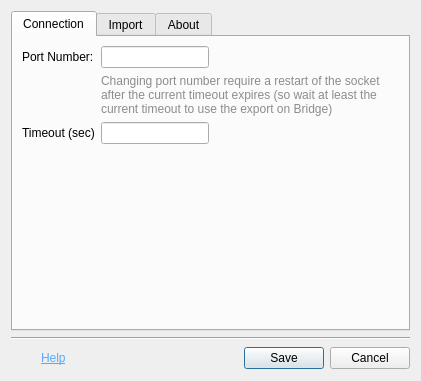
Above: megascan_link_python/ui/uiDesign/settings_dialog.ui from Raider-Arts/painter-megascan-link before the change. Below: the same form after it.
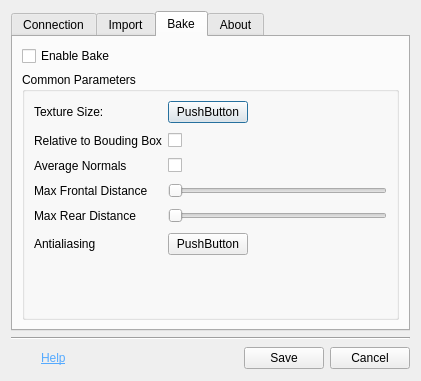
That is the form after the change. The open tabs and pages were chosen to show the change.

Commit message: [PYTHON] Updated settings dialog ui Desing to accommodate baking options (Missing corresponding config options and dialog class logic)

The edit to the form file:
```diff
--- a/megascan_link_python/ui/uiDesign/settings_dialog.ui
+++ b/megascan_link_python/ui/uiDesign/settings_dialog.ui
@@ -129,6 +129,140 @@
          </item>
         </layout>
        </widget>
+       <widget class="QWidget" name="bakeTab">
+        <attribute name="title">
+         <string>Bake</string>
+        </attribute>
+        <layout class="QVBoxLayout" name="verticalLayout_7">
+         <item>
+          <widget class="QCheckBox" name="enableBaking">
+           <property name="text">
+            <string>Enable Bake</string>
+           </property>
+          </widget>
+         </item>
+         <item>
+          <widget class="QGroupBox" name="groupBox_2">
+           <property name="title">
+            <string>Common Parameters</string>
+           </property>
+           <layout class="QFormLayout" name="formLayout_3">
+            <property name="verticalSpacing">
+             <number>10</number>
+            </property>
+            <item row="0" column="0">
+             <widget class="QLabel" name="label_9">
+              <property name="layoutDirection">
+               <enum>Qt::LeftToRight</enum>
+              </property>
+              <property name="text">
+               <string>Texture Size:</string>
+              </property>
+             </widget>
+            </item>
+            <item row="0" column="1">
+             <widget class="QPushButton" name="pushButton">
+              <property name="sizePolicy">
+               <sizepolicy hsizetype="Maximum" vsizetype="Fixed">
+                <horstretch>0</horstretch>
+                <verstretch>0</verstretch>
+               </sizepolicy>
+              </property>
+              <property name="maximumSize">
+               <size>
+                <width>16777215</width>
+                <height>16777215</height>
+               </size>
+              </property>
+              <property name="layoutDirection">
+               <enum>Qt::LeftToRight</enum>
+              </property>
+              <property name="text">
+               <string>PushButton</string>
+              </property>
+             </widget>
+            </item>
+            <item row="1" column="0">
+             <widget class="QLabel" name="label_10">
+              <property name="text">
+               <string>Relative to Bouding Box</string>
+              </property>
+             </widget>
+            </item>
+            <item row="1" column="1">
+             <widget class="QCheckBox" name="checkBox">
+              <property name="text">
+               <string/>
+              </property>
+             </widget>
+            </item>
+            <item row="2" column="0">
+             <widget class="QLabel" name="label_11">
+              <property name="text">
+               <string>Average Normals</string>
+              </property>
+             </widget>
+            </item>
+            <item row="2" column="1">
+             <widget class="QCheckBox" name="checkBox_2">
+              <property name="text">
+               <string/>
+              </property>
+             </widget>
+            </item>
+            <item row="5" column="0">
+             <widget class="QLabel" name="label_12">
+              <property name="text">
+               <string>Antialiasing</string>
+              </property>
+             </widget>
+            </item>
+            <item row="5" column="1">
+             <widget class="QPushButton" name="pushButton_2">
+              <property name="sizePolicy">
+               <sizepolicy hsizetype="Maximum" vsizetype="Fixed">
+                <horstretch>0</horstretch>
+                <verstretch>0</verstretch>
+               </sizepolicy>
+              </property>
+              <property name="text">
+               <string>PushButton</string>
+              </property>
+             </widget>
+            </item>
+            <item row="3" column="0">
+             <widget class="QLabel" name="label_13">
+              <property name="text">
+               <string>Max Frontal Distance</string>
+              </property>
+             </widget>
+            </item>
+            <item row="3" column="1">
+             <widget class="QSlider" name="horizontalSlider">
+              <property name="orientation">
+               <enum>Qt::Horizontal</enum>
+              </property>
+             </widget>
+            </item>
+            <item row="4" column="0">
+             <widget class="QLabel" name="label_14">
+              <property name="text">
+               <string>Max Rear Distance</string>
+              </property>
+             </widget>
+            </item>
+            <item row="4" column="1">
+             <widget class="QSlider" name="horizontalSlider_2">
+              <property name="orientation">
+               <enum>Qt::Horizontal</enum>
+              </property>
+             </widget>
+            </item>
+           </layout>
+          </widget>
+         </item>
+        </layout>
+       </widget>
        <widget class="QWidget" name="About">
         <attribute name="title">
          <string>About</string>
```
Left out of the diff: 4 changed lines with no effect on the pictures. The commit also changes 1 other file.
